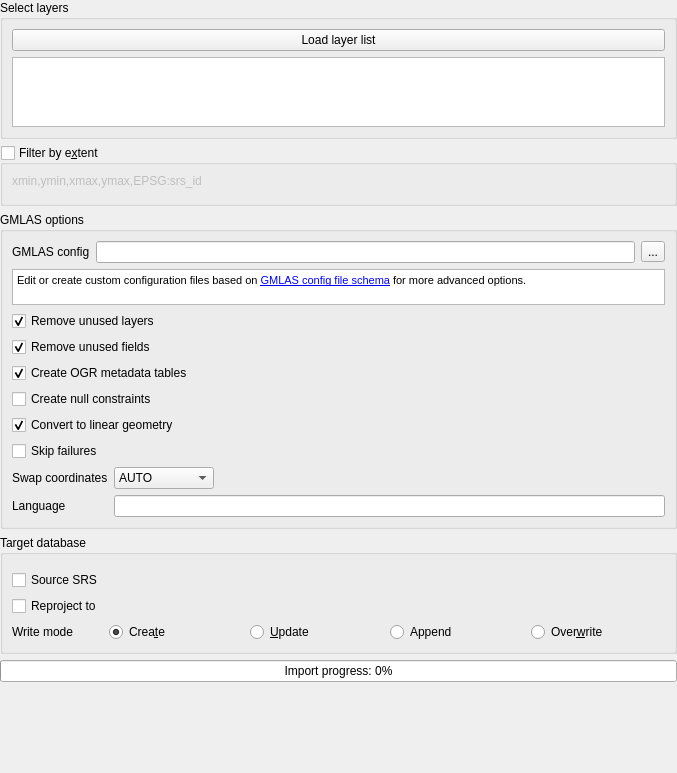
The window that ui/import_gmlas_panel.ui (wojtekqqq/BDOT10k) describes before a commit, drawn with Qt 5.
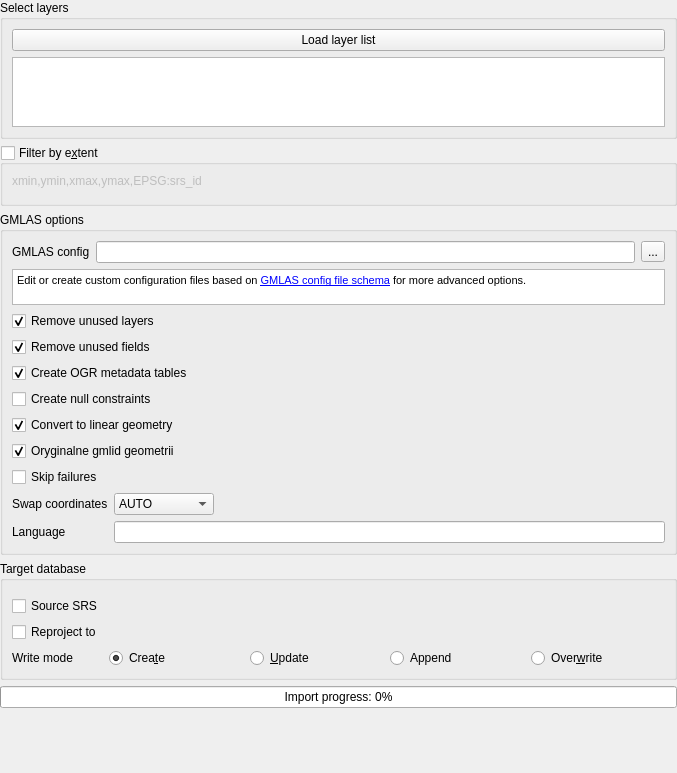
The same window after the commit. Custom widgets are drawn as their Qt base class.

Commit message: dodanie opcji checkbox do przypisywania oryginalnej gml id do geometrii

```diff
--- a/ui/import_gmlas_panel.ui
+++ b/ui/import_gmlas_panel.ui
@@ -268,6 +268,20 @@
             </property>
            </widget>
           </item>
+          <item>
+           <widget class="QCheckBox" name="updateFromGeometryCheckbox">
+            <property name="toolTip">
+             <string>Aktualizuje kolumnę ogr_pkid wartością gml:id z geometrii (np. gml:Point/gml:Curve/gml:Polygon)
+             </string>
+            </property>
+            <property name="text">
+             <string>Oryginalne gmlid geometrii</string>
+            </property>
+            <property name="checked">
+             <bool>true</bool>
+            </property>
+           </widget>
+          </item>
           <item>
            <widget class="QCheckBox" name="skipFailuresCheckbox">
             <property name="toolTip">
```
The commit also changes 2 other files.
